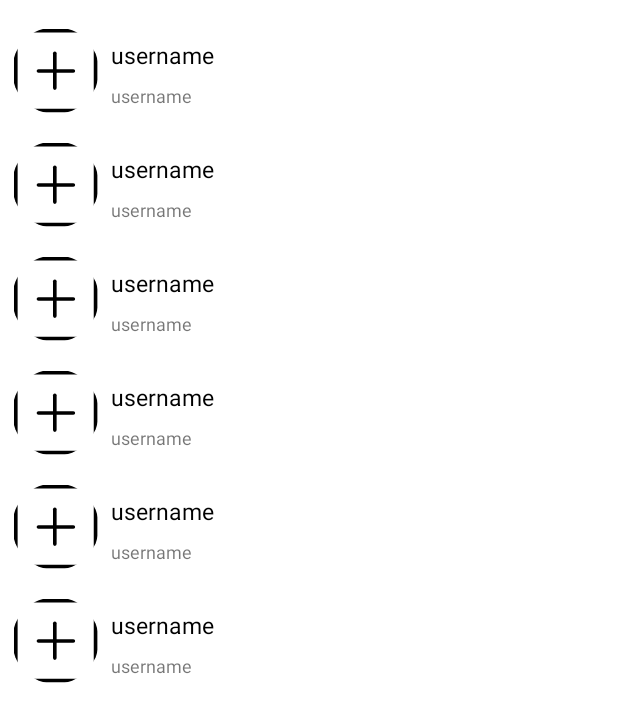
After one commit to Gilberto-Calixto/Instagram, an Android app: the layout fragment_search.xml on its own in the app's theme, with its tools: preview values and no code run, on a phone screen of 412 x 824 dp. The commit adds this screen. Shown: the top 722 px of the screen. Run offline under Robolectric (Android 15) with nearby library versions, the phone set to English and light mode, and no system bars.

Commit message:
Tela de Pesquisa de Usuário

```diff
--- a/app/src/main/res/layout/activity_main.xml
+++ b/app/src/main/res/layout/activity_main.xml
@@ -39,7 +39,7 @@
             android:layout_height="match_parent"
             app:layout_behavior="@string/appbar_scrolling_view_behavior"
             tools:layout="@layout/fragment_profile"
-            android:name="co.tiagoaguiar.course.instagram.view.view.home.HomeFragment"
+            android:name="co.tiagoaguiar.course.instagram.view.view.search.SearchFragment"
             />
 
     </androidx.coordinatorlayout.widget.CoordinatorLayout>
--- /dev/null
+++ b/app/src/main/res/layout/fragment_search.xml
@@ -0,0 +1,16 @@
+<?xml version="1.0" encoding="utf-8"?>
+<androidx.constraintlayout.widget.ConstraintLayout xmlns:android="http://schemas.android.com/apk/res/android"
+    android:layout_width="match_parent"
+    android:layout_height="match_parent"
+    xmlns:tools="http://schemas.android.com/tools"
+    xmlns:app="http://schemas.android.com/apk/res-auto">
+
+    <androidx.recyclerview.widget.RecyclerView
+        android:id="@+id/rv_search_users"
+        android:layout_width="match_parent"
+        android:layout_height="match_parent"
+        tools:listitem="@layout/item_search_users"
+        tools:itemCount="10"
+        />
+
+</androidx.constraintlayout.widget.ConstraintLayout>
--- /dev/null
+++ b/app/src/main/res/layout/item_search_users.xml
@@ -0,0 +1,51 @@
+<?xml version="1.0" encoding="utf-8"?>
+<androidx.constraintlayout.widget.ConstraintLayout xmlns:android="http://schemas.android.com/apk/res/android"
+    xmlns:app="http://schemas.android.com/apk/res-auto"
+    xmlns:tools="http://schemas.android.com/tools"
+    android:layout_width="match_parent"
+    android:layout_height="wrap_content"
+    android:layout_marginTop="10dp"
+    tools:showIn="@layout/fragment_search"
+    >
+
+    <de.hdodenhof.circleimageview.CircleImageView
+        android:id="@+id/home_ic_perfil"
+        android:layout_width="58dp"
+        android:layout_height="58dp"
+        android:layout_marginStart="8dp"
+        android:layout_marginTop="8dp"
+        app:civ_border_color="@color/black"
+        app:civ_circle_background_color="@color/white"
+        android:src="@drawable/ic_insta_add"
+        app:layout_constraintStart_toStartOf="parent"
+        app:layout_constraintTop_toTopOf="parent" />
+
+    <TextView
+        android:id="@+id/home_username"
+        android:layout_width="0dp"
+        android:layout_height="wrap_content"
+        android:layout_marginStart="8dp"
+        android:layout_marginEnd="10dp"
+        android:layout_marginTop="8dp"
+        android:text="@string/username"
+        android:textColor="@color/black"
+        android:textSize="15sp"
+        app:layout_constraintEnd_toEndOf="parent"
+        app:layout_constraintStart_toEndOf="@id/home_ic_perfil"
+        app:layout_constraintTop_toTopOf="@+id/home_ic_perfil" />
+
+    <TextView
+        android:id="@+id/home_username_insta"
+        android:layout_width="0dp"
+        android:layout_height="wrap_content"
+        android:layout_marginStart="8dp"
+        android:layout_marginEnd="20dp"
+        android:layout_marginTop="8dp"
+        android:text="@string/username"
+        android:textSize="12sp"
+        app:layout_constraintEnd_toEndOf="parent"
+        app:layout_constraintStart_toEndOf="@id/home_ic_perfil"
+        app:layout_constraintTop_toBottomOf="@+id/home_username" />
+
+
+</androidx.constraintlayout.widget.ConstraintLayout>
```
Also changed, not shown: app/src/main/java/co/tiagoaguiar/course/instagram/view/view/search/SearchFragment.kt (added, +53 -0 lines).
